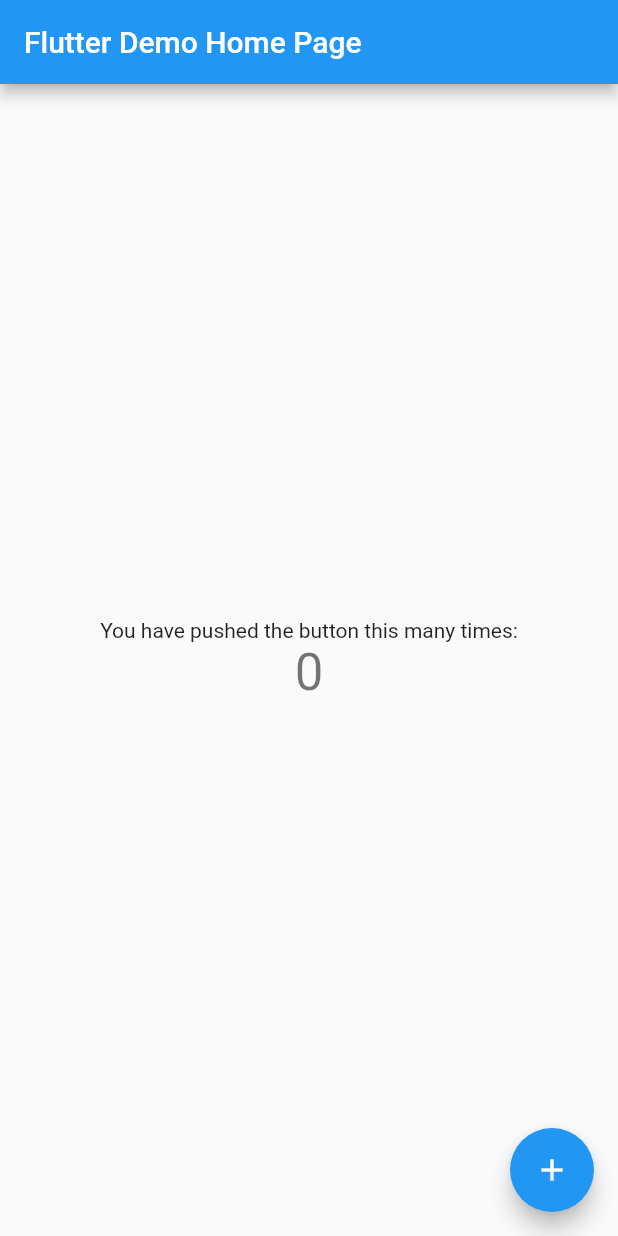
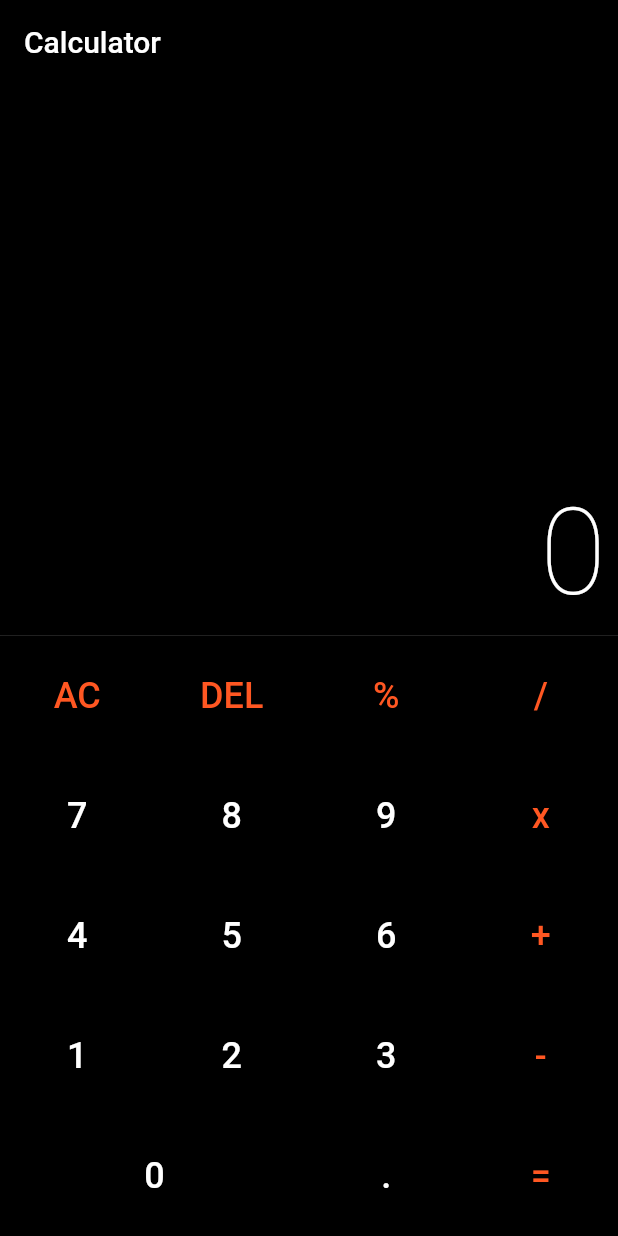
Before and after one commit to isagiongo/flutter-calculator, a Flutter app: the screen it shows after launch, on a phone screen of 412 x 824 dp. Run offline on Flutter 3.47's test engine with Material 2 defaults, Android fonts, the phone set to English and light mode, and no system bars; drawn by our look-alikes of auto_size_text.

```diff
--- /dev/null
+++ b/lib/calculator.dart
@@ -0,0 +1,152 @@
+import 'package:auto_size_text/auto_size_text.dart';
+import 'package:flutter/material.dart';
+import 'package:flutter/widgets.dart';
+import 'package:flutter_calculator/memory.dart';
+
+class Calculator extends StatefulWidget {
+  @override
+  _CalculatorState createState() => _CalculatorState();
+}
+
+class _CalculatorState extends State<Calculator> {
+  final _memory = Memory();
+
+  @override
+  Widget build(BuildContext context) {
+    return Scaffold(
+      appBar: AppBar(
+        backgroundColor: Colors.black,
+        title: Text('Calculator'),
+      ),
+      body: Column(
+        children: <Widget>[
+          _buildDisplay(),
+          Divider(height: 0.1),
+          _buildKeyboard(),
+        ],
+      ),
+    );
+  }
+
+  Widget _buildDisplay() {
+    return Expanded(
+      flex: 1,
+      child: Container(
+        color: Colors.black,
+        child: Column(
+          mainAxisAlignment: MainAxisAlignment.end,
+          crossAxisAlignment: CrossAxisAlignment.stretch,
+          children: <Widget>[
+            Padding(
+              padding: const EdgeInsets.all(8.0),
+              child: AutoSizeText(
+                _memory.result,
+                minFontSize: 20.0,
+                maxFontSize: 80.0,
+                maxLines: 1,
+                textAlign: TextAlign.end,
+                style: TextStyle(
+                    fontWeight: FontWeight.w200,
+                    decoration: TextDecoration.none,
+                    fontSize: 80.0,
+                    color: Colors.white),
+              ),
+            ),
+          ],
+        ),
+      ),
+    );
+  }
+
+  Widget _buildKeyboardButton(String label,
+      {int flex = 1,
+      Color textColor = Colors.white,
+      Color backgroundColor = Colors.black}) {
+    return Expanded(
+      flex: flex,
+      child: RaisedButton(
+        color: backgroundColor,
+        textColor: textColor,
+        child: Text(
+          label,
+          style: TextStyle(fontSize: 24),
+        ),
+        onPressed: () {
+          setState(() {
+            _memory.applyCommand(label);
+          });
+        },
+      ),
+    );
+  }
+
+  Widget _buildKeyboard() {
+    return Container(
+      color: Colors.black,
+      height: 400.0,
+      child: Column(
+        children: <Widget>[
+          Expanded(
+            flex: 1,
+            child: Row(
+              crossAxisAlignment: CrossAxisAlignment.stretch,
+              children: <Widget>[
+                _buildKeyboardButton('AC', textColor: Colors.deepOrange),
+                _buildKeyboardButton('DEL', textColor: Colors.deepOrange),
+                _buildKeyboardButton('%', textColor: Colors.deepOrange),
+                _buildKeyboardButton('/', textColor: Colors.deepOrange),
+              ],
+            ),
+          ),
+          Expanded(
+            flex: 1,
+            child: Row(
+              crossAxisAlignment: CrossAxisAlignment.stretch,
+              children: <Widget>[
+                _buildKeyboardButton('7'),
+                _buildKeyboardButton('8'),
+                _buildKeyboardButton('9'),
+                _buildKeyboardButton('x', textColor: Colors.deepOrange),
+              ],
+            ),
+          ),
+          Expanded(
+            flex: 1,
+            child: Row(
+              crossAxisAlignment: CrossAxisAlignment.stretch,
+              children: <Widget>[
+                _buildKeyboardButton('4'),
+                _buildKeyboardButton('5'),
+                _buildKeyboardButton('6'),
+                _buildKeyboardButton('+', textColor: Colors.deepOrange),
+              ],
+            ),
+          ),
+          Expanded(
+            flex: 1,
+            child: Row(
+              crossAxisAlignment: CrossAxisAlignment.stretch,
+              children: <Widget>[
+                _buildKeyboardButton('1'),
+                _buildKeyboardButton('2'),
+                _buildKeyboardButton('3'),
+                _buildKeyboardButton('-', textColor: Colors.deepOrange),
+              ],
+            ),
+          ),
+          Expanded(
+            flex: 1,
+            child: Row(
+              crossAxisAlignment: CrossAxisAlignment.stretch,
+              children: <Widget>[
+                _buildKeyboardButton('0', flex: 2),
+                _buildKeyboardButton('.'),
+                _buildKeyboardButton('=', textColor: Colors.deepOrange),
+              ],
+            ),
+          ),
+        ],
+      ),
+    );
+  }
+}
--- a/lib/main.dart
+++ b/lib/main.dart
@@ -1,4 +1,6 @@
 import 'package:flutter/material.dart';
+import 'package:flutter/services.dart';
+import 'package:flutter_calculator/calculator.dart';
 
 void main() {
   runApp(MyApp());
@@ -8,106 +10,12 @@ class MyApp extends StatelessWidget {
   // This widget is the root of your application.
   @override
   Widget build(BuildContext context) {
+    SystemChrome.setPreferredOrientations([
+      DeviceOrientation.portraitUp,
+    ]);
     return MaterialApp(
-      title: 'Flutter Demo',
-      theme: ThemeData(
-        // This is the theme of your application.
-        //
-        // Try running your application with "flutter run". You'll see the
-        // application has a blue toolbar. Then, without quitting the app, try
-        // changing the primarySwatch below to Colors.green and then invoke
-        // "hot reload" (press "r" in the console where you ran "flutter run",
-        // or simply save your changes to "hot reload" in a Flutter IDE).
-        // Notice that the counter didn't reset back to zero; the application
-        // is not restarted.
-        primarySwatch: Colors.blue,
-      ),
-      home: MyHomePage(title: 'Flutter Demo Home Page'),
+      debugShowCheckedModeBanner: false,
+      home: Calculator(),
     );
   }
 }
-
-class MyHomePage extends StatefulWidget {
-  MyHomePage({Key key, this.title}) : super(key: key);
-
-  // This widget is the home page of your application. It is stateful, meaning
-  // that it has a State object (defined below) that contains fields that affect
-  // how it looks.
-
-  // This class is the configuration for the state. It holds the values (in this
-  // case the title) provided by the parent (in this case the App widget) and
-  // used by the build method of the State. Fields in a Widget subclass are
-  // always marked "final".
-
-  final String title;
-
-  @override
-  _MyHomePageState createState() => _MyHomePageState();
-}
-
-class _MyHomePageState extends State<MyHomePage> {
-  int _counter = 0;
-
-  void _incrementCounter() {
-    setState(() {
-      // This call to setState tells the Flutter framework that something has
-      // changed in this State, which causes it to rerun the build method below
-      // so that the display can reflect the updated values. If we changed
-      // _counter without calling setState(), then the build method would not be
-      // called again, and so nothing would appear to happen.
-      _counter++;
-    });
-  }
-
-  @override
-  Widget build(BuildContext context) {
-    // This method is rerun every time setState is called, for instance as done
-    // by the _incrementCounter method above.
-    //
-    // The Flutter framework has been optimized to make rerunning build methods
-    // fast, so that you can just rebuild anything that needs updating rather
-    // than having to individually change instances of widgets.
-    return Scaffold(
-      appBar: AppBar(
-        // Here we take the value from the MyHomePage object that was created by
-        // the App.build method, and use it to set our appbar title.
-        title: Text(widget.title),
-      ),
-      body: Center(
-        // Center is a layout widget. It takes a single child and positions it
-        // in the middle of the parent.
-        child: Column(
-          // Column is also a layout widget. It takes a list of children and
-          // arranges them vertically. By default, it sizes itself to fit its
-          // children horizontally, and tries to be as tall as its parent.
-          //
-          // Invoke "debug painting" (press "p" in the console, choose the
-          // "Toggle Debug Paint" action from the Flutter Inspector in Android
-          // Studio, or the "Toggle Debug Paint" command in Visual Studio Code)
-          // to see the wireframe for each widget.
-          //
-          // Column has various properties to control how it sizes itself and
-          // how it positions its children. Here we use mainAxisAlignment to
-          // center the children vertically; the main axis here is the vertical
-          // axis because Columns are vertical (the cross axis would be
-          // horizontal).
-          mainAxisAlignment: MainAxisAlignment.center,
-          children: <Widget>[
-            Text(
-              'You have pushed the button this many times:',
-            ),
-            Text(
-              '$_counter',
-              style: Theme.of(context).textTheme.headline4,
-            ),
-          ],
-        ),
-      ),
-      floatingActionButton: FloatingActionButton(
-        onPressed: _incrementCounter,
-        tooltip: 'Increment',
-        child: Icon(Icons.add),
-      ), // This trailing comma makes auto-formatting nicer for build methods.
-    );
-  }
-}
--- a/pubspec.yaml
+++ b/pubspec.yaml
@@ -1,5 +1,5 @@
 name: flutter_calculator
-description: A new Flutter project.
+description: Basic calculator.
 
 # The following line prevents the package from being accidentally published to
 # pub.dev using `pub publish`. This is preferred for private packages.
@@ -28,6 +28,7 @@ dependencies:
   # The following adds the Cupertino Icons font to your application.
   # Use with the CupertinoIcons class for iOS style icons.
   cupertino_icons: ^1.0.2
+  auto_size_text: ^2.1.0
 
 dev_dependencies:
   flutter_test:
```
Also changed, not shown: lib/memory.dart (added, +83 -0 lines), pubspec.lock.
